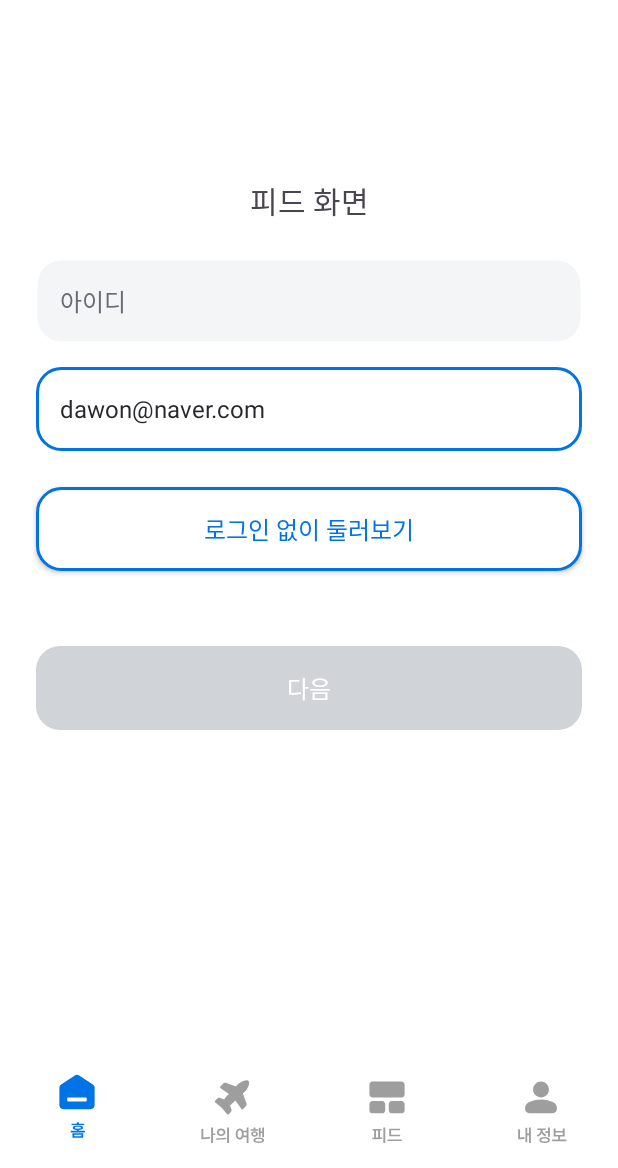
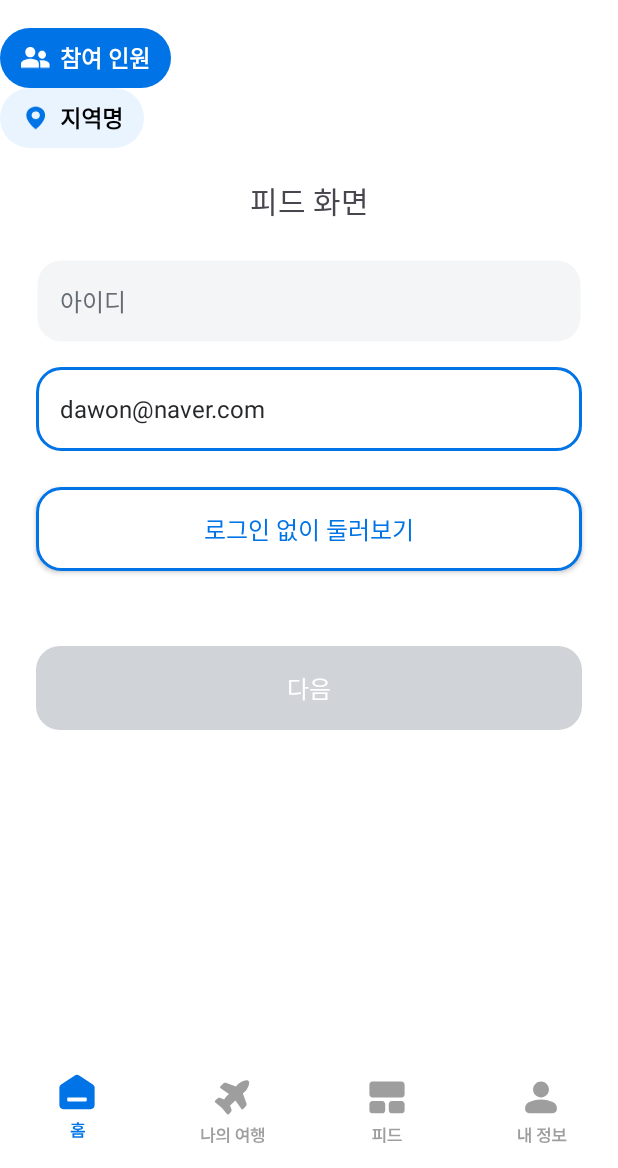
Before and after one commit to Kookmin-MoP-Yourtrip/YOURTRIP_FE, an Android app: the fragment FeedFragment placed in its activity, on a phone screen of 412 x 824 dp, the part 68-1236 px from its top. Run offline under Robolectric (Android 15) with nearby library versions, the phone set to English and light mode, and no system bars.

Commit message:
장소, 일행 태그 추가

```diff
--- a/app/src/main/res/drawable/bg_tag.xml
+++ /dev/null
@@ -1,4 +0,0 @@
-<?xml version="1.0" encoding="utf-8"?>
-<selector xmlns:android="http://schemas.android.com/apk/res/android">
-
-</selector>
--- /dev/null
+++ b/app/src/main/res/drawable/bg_tag_location.xml
@@ -0,0 +1,5 @@
+<shape xmlns:android="http://schemas.android.com/apk/res/android"
+    android:shape="rectangle">
+    <corners android:radius="30dp" />
+    <solid android:color="@color/tag_skyblue"/>
+</shape>
--- /dev/null
+++ b/app/src/main/res/drawable/bg_tag_party.xml
@@ -0,0 +1,5 @@
+<shape xmlns:android="http://schemas.android.com/apk/res/android"
+    android:shape="rectangle">
+    <corners android:radius="30dp" />
+    <solid android:color="@color/tag_blue"/>
+</shape>
--- /dev/null
+++ b/app/src/main/res/drawable/icon_location.xml
@@ -0,0 +1,10 @@
+<vector xmlns:android="http://schemas.android.com/apk/res/android"
+    android:width="11dp"
+    android:height="10dp"
+    android:viewportWidth="17"
+    android:viewportHeight="16">
+  <path
+      android:pathData="M7.841,14.423C7.841,14.423 3,10.345 3,6.333C3,4.919 3.562,3.562 4.562,2.562C5.562,1.562 6.919,1 8.333,1C9.748,1 11.104,1.562 12.105,2.562C13.105,3.562 13.667,4.919 13.667,6.333C13.667,10.345 8.825,14.423 8.825,14.423C8.556,14.671 8.113,14.668 7.841,14.423ZM8.333,8.667C8.64,8.667 8.943,8.606 9.226,8.489C9.509,8.372 9.767,8.2 9.983,7.983C10.2,7.767 10.372,7.509 10.489,7.226C10.606,6.943 10.667,6.64 10.667,6.333C10.667,6.027 10.606,5.723 10.489,5.44C10.372,5.157 10.2,4.9 9.983,4.683C9.767,4.467 9.509,4.295 9.226,4.178C8.943,4.06 8.64,4 8.333,4C7.714,4 7.121,4.246 6.683,4.683C6.246,5.121 6,5.714 6,6.333C6,6.952 6.246,7.546 6.683,7.983C7.121,8.421 7.714,8.667 8.333,8.667Z"
+      android:fillColor="#0073E6"
+      android:fillType="evenOdd"/>
+</vector>
--- /dev/null
+++ b/app/src/main/res/drawable/icon_party.xml
@@ -0,0 +1,9 @@
+<vector xmlns:android="http://schemas.android.com/apk/res/android"
+    android:width="13dp"
+    android:height="10dp"
+    android:viewportWidth="14"
+    android:viewportHeight="10">
+  <path
+      android:pathData="M4.333,4.667C5.622,4.667 6.667,3.622 6.667,2.333C6.667,1.044 5.622,0 4.333,0C3.044,0 2,1.044 2,2.333C2,3.622 3.044,4.667 4.333,4.667ZM11.667,3.5C11.667,4.513 10.846,5.333 9.833,5.333C9.347,5.333 8.881,5.14 8.537,4.796C8.193,4.453 8,3.986 8,3.5C8,2.487 8.82,1.667 9.833,1.667C10.846,1.667 11.667,2.487 11.667,3.5ZM4.333,5.333C5.245,5.333 6.728,5.617 7.7,6.182C8.098,6.586 8.333,7.027 8.333,7.467V9.333H0V7.467C0,6.048 2.887,5.333 4.333,5.333ZM13.333,9.333H9V7.467C9,6.995 8.83,6.56 8.559,6.172C9.072,6.058 9.578,6 9.964,6C11.207,6 13.333,6.596 13.333,7.778V9.333Z"
+      android:fillColor="#ffffff"/>
+</vector>
--- a/app/src/main/res/layout/fragment_feed.xml
+++ b/app/src/main/res/layout/fragment_feed.xml
@@ -84,6 +84,26 @@
         android:layout_marginHorizontal="24dp"
         android:layout_marginTop="50dp"/>
 
+
+    <!-- 🔹 예시: 상단에 파티 태그 배치 -->
+    <include
+        android:id="@+id/tag_party1"
+        layout="@layout/view_tag_party"
+        android:layout_width="wrap_content"
+        android:layout_height="wrap_content"
+        app:layout_constraintTop_toTopOf="parent"
+        app:layout_constraintStart_toStartOf="parent" />
+
+    <!-- 🔹 예시: 하단에 지역 태그 배치 -->
+    <include
+        android:id="@+id/tag_location1"
+        layout="@layout/view_tag_location"
+        android:layout_width="wrap_content"
+        android:layout_height="wrap_content"
+        app:layout_constraintTop_toBottomOf="@+id/tag_party1"
+        app:layout_constraintStart_toStartOf="parent" />
+
+
     <!-- ✅ 미리보기 전용 상+하단 네비 바 크기 확보 (실행 시 무시됨) -->
     <View
         android:id="@+id/systemBarDummy"
--- /dev/null
+++ b/app/src/main/res/layout/view_tag_location.xml
@@ -0,0 +1,30 @@
+<LinearLayout xmlns:android="http://schemas.android.com/apk/res/android"
+    android:layout_width="wrap_content"
+    android:layout_height="wrap_content"
+    android:orientation="horizontal"
+    android:gravity="center_vertical"
+    android:paddingHorizontal="14dp"
+    android:paddingVertical="8dp"
+    android:layout_margin="6dp"
+    android:background="@drawable/bg_tag_location"
+    android:clipToPadding="false"
+    android:minHeight="40dp">
+
+    <ImageView
+        android:layout_width="20dp"
+        android:layout_height="20dp"
+        android:layout_marginEnd="6dp"
+        android:src="@drawable/icon_location"
+        android:background="@android:color/transparent" />
+
+    <TextView
+        android:id="@+id/tag_text"
+
+        android:layout_width="wrap_content"
+        android:layout_height="wrap_content"
+        android:text="지역명"
+        android:textSize="15sp"
+        android:textStyle="bold"
+        android:textColor="@color/black"
+        android:background="@android:color/transparent"/>
+</LinearLayout>
--- /dev/null
+++ b/app/src/main/res/layout/view_tag_party.xml
@@ -0,0 +1,30 @@
+<LinearLayout xmlns:android="http://schemas.android.com/apk/res/android"
+    android:layout_width="wrap_content"
+    android:layout_height="wrap_content"
+    android:orientation="horizontal"
+    android:gravity="center_vertical"
+    android:paddingHorizontal="14dp"
+    android:paddingVertical="8dp"
+    android:layout_margin="6dp"
+    android:background="@drawable/bg_tag_party"
+    android:clipToPadding="false"
+    android:minHeight="40dp">
+
+    <ImageView
+        android:layout_width="20dp"
+        android:layout_height="20dp"
+        android:layout_marginEnd="6dp"
+        android:src="@drawable/icon_party"
+        android:background="@android:color/transparent" />
+
+    <TextView
+        android:id="@+id/tag_text"
+
+        android:layout_width="wrap_content"
+        android:layout_height="wrap_content"
+        android:text="참여 인원"
+        android:textSize="15sp"
+        android:textStyle="bold"
+        android:textColor="@color/white"
+        android:background="@android:color/transparent"/>
+</LinearLayout>
--- a/app/src/main/res/values/colors.xml
+++ b/app/src/main/res/values/colors.xml
@@ -15,13 +15,14 @@
     <color name="gray_600">#464C52</color>
     <color name="gray_700">#26282B</color>
 
-
-
     <!-- 🔵 파란색 계열 -->
-    <color name="blue_main">#0073E6</color>  <!-- 버튼/테두리 파랑 -->
+    <color name="blue_main">#0073E6</color>  <!-- 태그/버튼/테두리용 파랑 -->
     <color name="blue_sub">#006AD4</color>
     <color name="blue_gradient_start">#7FDDFF</color>
     <color name="blue_gradient_end">#0073E6</color>
 
+    <!--# 태그-->
+    <color name="tag_skyblue">#EAF4FF</color>
+    <color name="tag_blue">#0073E6</color>
 
 </resources>
```
